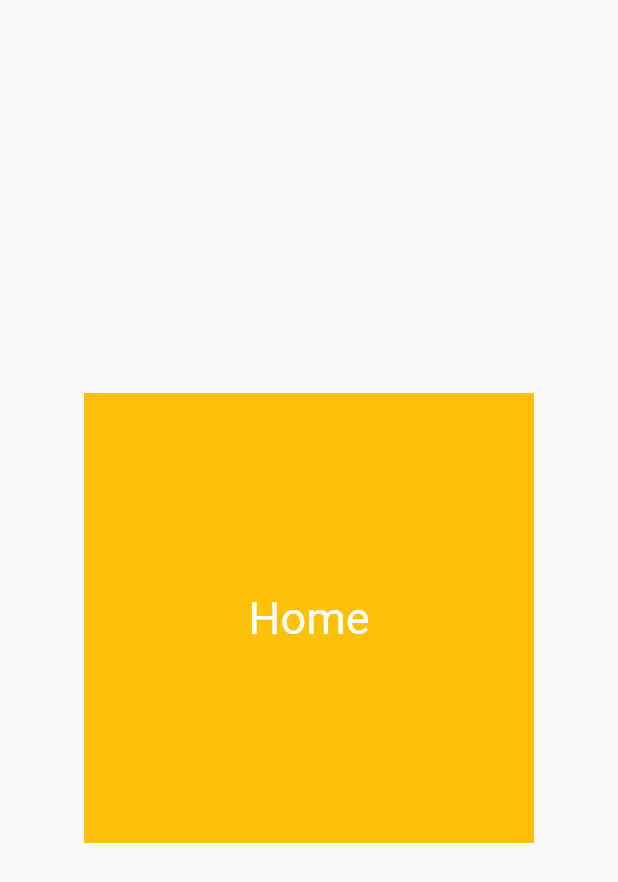
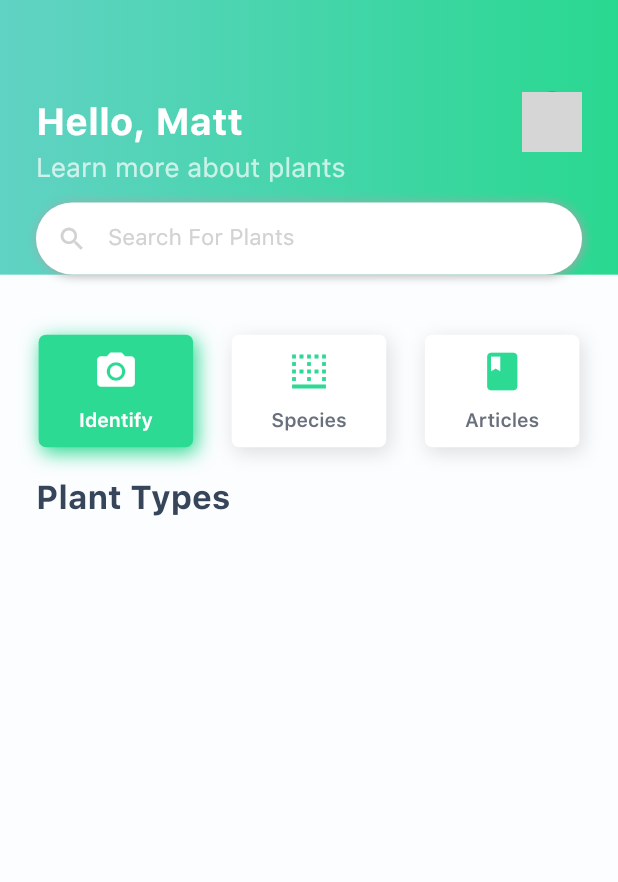
Before and after one commit to MattL-NZ/Backyard-Botany, a Flutter app: the Home screen opened directly, on a phone screen of 412 x 824 dp. Shown: the top 882 px of the screen. Run offline on Flutter 3.47's test engine with Material 2 defaults, Android fonts, the phone set to English and light mode, and no system bars; our stand-ins replace get_it, page_transition; network calls fail; grey boxes are pictures that could not be loaded.

Commit message:
Completed App Bar, added 3 action buttons below the app bar

```diff
--- a/lib/core/utils/router.dart
+++ b/lib/core/utils/router.dart
@@ -2,16 +2,17 @@ import 'package:backyard_botany/ui/views/home_view.dart';
 import 'package:backyard_botany/ui/views/login_view.dart';
 import 'package:flutter/cupertino.dart';
 import 'package:flutter/material.dart';
+import 'package:page_transition/page_transition.dart';
 
 class Router {
   static Route<dynamic> generateRoute(RouteSettings settings) {
     switch (settings.name) {
       case '/':
-        return MaterialPageRoute(builder: (_) => HomeView());
+        return PageTransition(type: PageTransitionType.fade, child: HomeView());
       case 'home':
-        return MaterialPageRoute(builder: (_) => HomeView());
+        return PageTransition(type: PageTransitionType.fade, child: HomeView());
       case 'login':
-        return MaterialPageRoute(builder: (_) => LoginView());
+        return PageTransition(type: PageTransitionType.fade, child: LoginView());
       default:
         return MaterialPageRoute(builder:  (_) => Scaffold(
           body: Center(child: Text('No route found for ${settings.name}')),
--- a/lib/ui/shared/app_colors.dart
+++ b/lib/ui/shared/app_colors.dart
@@ -2,7 +2,7 @@ import 'package:flutter/material.dart';
 
 const Color backgroundColor = Color(0xFFFFFFFF);
 const Color commentColor = Color.fromARGB(255, 255, 246, 196);
-
+const Color homeBackgroundColor = Color(0xFFFBFDFF);
 
 
 // ---> Text Colors Start Here <--- \\
@@ -14,3 +14,7 @@ const Color textFieldColor = Color(0xFF6A6F7D);
 // ---> Main App Colors Start Here <--- \\
 const Color accentColor = Color(0xFF2DDA93);
 const Color lineColor = Color(0xFFA7A7A7);
+const Color appBarGradient1 = Color(0xFF61D2C4);
+const Color appBarGradient2 = Color(0xFF29D890);
+
+const Color iconColors = Color(0xFFD2D2D2);
--- a/lib/ui/views/home_view.dart
+++ b/lib/ui/views/home_view.dart
@@ -1,7 +1,13 @@
 import 'package:backyard_botany/core/utils/bottom_nav.dart';
 import 'package:backyard_botany/ui/shared/app_colors.dart';
+import 'package:backyard_botany/ui/shared/spacers.dart';
 import 'package:backyard_botany/ui/views/discover_view.dart';
+import 'package:backyard_botany/ui/views/settings_view.dart';
+import 'package:backyard_botany/ui/widgets/home_buttons.dart';
+import 'package:backyard_botany/ui/widgets/search_box.dart';
+import 'package:backyard_botany/ui/widgets/section_title.dart';
 import 'package:flutter/material.dart';
+import 'package:flutter/services.dart';
 import 'package:provider/provider.dart';
 
 class HomeView extends StatefulWidget {
@@ -23,23 +29,27 @@ class _HomeViewState extends State<HomeView> {
       body: currentTab[provider.currentIndex],
       bottomNavigationBar: BottomNavigationBar(
         currentIndex: provider.currentIndex,
+        backgroundColor: Colors.white,
+        showSelectedLabels: false,
+        showUnselectedLabels: false,
+        elevation: 0,
         onTap: (index) {
           provider.currentIndex = index;
         },
         items: [
           BottomNavigationBarItem(
             icon: Icon(Icons.home, size: 30),
-            title: Text(''),
+            title: Text('HOME'),
             activeIcon: Icon(Icons.home, color: accentColor, size: 30)
           ),
           BottomNavigationBarItem(
             icon: Icon(Icons.image, size: 30),
-            title: Text(''),
+            title: Text('DISCOVER'),
             activeIcon: Icon(Icons.image, size: 30, color: accentColor,),
           ),
           BottomNavigationBarItem(
             icon: Icon(Icons.person, size: 30,),
-            title: Text(''),
+            title: Text('PROFILE'),
             activeIcon: Icon(Icons.person, size: 30, color: accentColor,),
           ),
         ],
@@ -51,37 +61,107 @@ class _HomeViewState extends State<HomeView> {
 class Home extends StatelessWidget {
   @override
   Widget build(BuildContext context) {
+    SystemChrome.setSystemUIOverlayStyle(SystemUiOverlayStyle(statusBarColor: Colors.transparent));
     return Scaffold(
-      body: Center(
-          child: Container(
-        alignment: Alignment.center,
-        height: 300,
-        width: 300,
-        child: Text(
-          "Home",
-          style: TextStyle(color: Colors.white, fontSize: 30),
-        ),
-        color: Colors.amber,
-      )),
+      backgroundColor: homeBackgroundColor,
+      body: Column(
+        children: <Widget>[
+          Stack(
+            children: <Widget>[
+              Column(
+                children: <Widget>[
+                  // App Bar -->
+                  Container(
+                    height: MediaQuery.of(context).size.height /4.5,
+                    decoration: BoxDecoration(
+                      gradient: LinearGradient(
+                        begin: Alignment.centerLeft,
+                        end: Alignment.centerRight,
+                        colors: [
+                          appBarGradient1,
+                          appBarGradient2
+                        ]
+                      )
+                    ),
+                    child: Column(
+                      crossAxisAlignment: CrossAxisAlignment.center,
+                      mainAxisAlignment: MainAxisAlignment.center,
+                      children: <Widget>[
+                        Row(
+                          mainAxisAlignment: MainAxisAlignment.spaceBetween,
+                          children: <Widget>[
+                            Padding(
+                              padding: const EdgeInsets.only(left: 24.0),
+                              child: Text(
+                                'Hello, Matt',
+                                style: TextStyle(
+                                  fontFamily: 'SF-Pro-Bold',
+                                  color: Colors.white,
+                                  fontSize: 25.0
+                                ),
+                              ),
+                            ),
+                            Padding(
+                              padding: const EdgeInsets.only(right: 24.0,),
+                              child: CircleAvatar(
+                                backgroundImage: NetworkImage('https://image.freepik.com/free-photo/smiling-confident-businesswoman-posing-with-arms-folded_1262-20950.jpg'),
+                              )
+                            ),
+                          ],
+                        ),
+                        Padding(
+                          padding: const EdgeInsets.only(left: 24.0),
+                          child: Align(
+                            alignment: Alignment.centerLeft,
+                            child: Text(
+                              "Learn more about plants",
+                              style: TextStyle(
+                                color: Colors.white70,
+                                fontFamily: 'SF-Pro-Regular',
+                                fontSize: 18
+                              ),
+                            )
+                          ),
+                        ),
+                      ],
+                    ),
+                  )
+                ],
+              ),
+              Padding(
+                padding: const EdgeInsets.only(top: 85.0),
+                child: CustomSearchBox(),
+              ),
+              // App Bar <--
+            ],
+          ),
+          Spacers.verticalSpace(40),
+          Row(
+            mainAxisAlignment: MainAxisAlignment.spaceEvenly,
+            children: <Widget>[
+              HomeButtons(
+                isPrimaryButton: true,
+                buttonIcon: Icons.camera_alt,
+                buttonText: "Identify",
+              ),
+              HomeButtons(
+                isPrimaryButton: false,
+                buttonIcon: Icons.border_bottom,
+                buttonText: "Species",
+              ),
+              HomeButtons(
+                isPrimaryButton: false,
+                buttonIcon: Icons.book,
+                buttonText: "Articles",
+              )
+            ],
+          ),
+          Spacers.verticalSpaceMedium(),
+          SectionTitle(
+            title: 'Plant Types',
+          ),
+        ],
+      )
     );
   }
 }
-
-class Setting extends StatelessWidget {
-  @override
-  Widget build(BuildContext context) {
-    return Scaffold(
-      body: Center(
-          child: Container(
-        alignment: Alignment.center,
-        height: 300,
-        width: 300,
-        child: Text(
-          "Settings",
-          style: TextStyle(color: Colors.white, fontSize: 30),
-        ),
-        color: Colors.cyan,
-      )),
-    );
-  }
-}
--- /dev/null
+++ b/lib/ui/views/settings_view.dart
@@ -0,0 +1,21 @@
+import 'package:flutter/material.dart';
+
+class Setting extends StatelessWidget {
+  @override
+  Widget build(BuildContext context) {
+    return Scaffold(
+      body: Center(
+        child: Container(
+          alignment: Alignment.center,
+          height: 300,
+          width: 300,
+          child: Text(
+            "Settings",
+            style: TextStyle(color: Colors.white, fontSize: 30),
+          ),
+          color: Colors.cyan,
+        )
+      ),
+    );
+  }
+}
--- /dev/null
+++ b/lib/ui/widgets/home_buttons.dart
@@ -0,0 +1,64 @@
+import 'package:backyard_botany/ui/shared/app_colors.dart';
+import 'package:flutter/material.dart';
+
+class HomeButtons extends StatelessWidget {
+  final bool isPrimaryButton;
+  final IconData buttonIcon;
+  final String buttonText;
+
+  HomeButtons({this.isPrimaryButton, this.buttonIcon, this.buttonText});
+
+  @override
+  Widget build(BuildContext context) {
+    return Container(
+      width: MediaQuery.of(context).size.width /4,
+      height: 75,
+      decoration: isPrimaryButton ? BoxDecoration(
+        borderRadius: BorderRadius.circular(5.0),
+        color: accentColor,
+        boxShadow: [
+          BoxShadow(
+            color: accentColor,
+            offset: Offset(2.0, 3.5),
+            blurRadius: 10.0,
+          )
+        ],
+      )
+      : BoxDecoration(
+        borderRadius: BorderRadius.circular(5.0),
+        color: Colors.white,
+        boxShadow: [
+          BoxShadow(
+            color: Colors.black12,
+            offset: Offset(2.0, 3.5),
+            blurRadius: 10.0,
+          )
+        ],
+      ),
+      child: Material(
+        type: MaterialType.transparency,
+        child: InkWell(
+          onTap: () {},
+          child: Column(
+            mainAxisAlignment: MainAxisAlignment.spaceEvenly,
+            children: <Widget>[
+              Icon(
+                buttonIcon,
+                color: isPrimaryButton ? Colors.white : accentColor,
+                size: 30.0,
+              ),
+              Text(
+                buttonText,
+                style: TextStyle(
+                  fontFamily: "SF-Pro-Semibold",
+                  fontSize: 13.0,
+                  color: isPrimaryButton ? Colors.white : textFieldColor
+                )
+              )
+            ],
+          ),
+        ),
+      ),
+    );
+  }
+}
--- /dev/null
+++ b/lib/ui/widgets/search_box.dart
@@ -0,0 +1,47 @@
+import 'package:backyard_botany/ui/shared/app_colors.dart';
+import 'package:flutter/cupertino.dart';
+import 'package:flutter/material.dart';
+
+class CustomSearchBox extends StatelessWidget {
+  @override
+  Widget build(BuildContext context) {
+    return Padding(
+      padding: EdgeInsets.only(top: 50.0, left: 24.0, right: 24.0),
+      child: Container(
+        decoration: BoxDecoration(
+          borderRadius: BorderRadius.circular(30.0),
+          color: Colors.white,
+          boxShadow: [
+            BoxShadow(
+              color: Color(0xFFa6a7a8),
+              offset: Offset(1.0, 0.5),
+              blurRadius: 5.0,
+            )
+          ],
+        ),
+        child: TextField(
+          onTap: () {},
+          textCapitalization: TextCapitalization.words,
+          style: TextStyle(
+            fontSize: 18.0,
+            color: Colors.black,
+            fontFamily: "ProximaNovaRegular"
+          ),
+          decoration: InputDecoration(
+            border: InputBorder.none,
+            prefixIcon: IconButton(
+              icon: Icon(Icons.search, color: iconColors, size: 20),
+              onPressed: () {},
+            ),
+            hintText: "Search For Plants",
+            hintStyle: TextStyle(
+              color: iconColors,
+              fontSize: 15.0,
+              fontFamily: 'SF-Pro-Regular'
+            )
+          ),
+        )
+      )
+    );
+  }
+}
--- /dev/null
+++ b/lib/ui/widgets/section_title.dart
@@ -0,0 +1,26 @@
+import 'package:backyard_botany/ui/shared/app_colors.dart';
+import 'package:flutter/material.dart';
+
+class SectionTitle extends StatelessWidget {
+  final String title;
+
+  SectionTitle({this.title});
+
+  @override
+  Widget build(BuildContext context) {
+    return Align(
+      alignment: Alignment.centerLeft,
+      child: Padding(
+        padding: const EdgeInsets.only(left: 24.0),
+        child: Text(
+          title,
+          style: TextStyle(
+            fontSize: 22,
+            fontFamily: 'SF-Pro-Bold',
+            color: textTitleColor
+          ),
+        ),
+      ),
+    );
+  }
+}
--- a/pubspec.yaml
+++ b/pubspec.yaml
@@ -23,6 +23,7 @@ dependencies:
   provider: ^3.2.0
   get_it: ^3.0.3
   fancy_bottom_navigation: ^0.3.2
+  page_transition: ^1.1.5
 
   # The following adds the Cupertino Icons font to your application.
   # Use with the CupertinoIcons class for iOS style icons.
@@ -47,6 +48,7 @@ flutter:
     - assets/images/illustration_1.png
     - assets/images/plant_icon.png
     - assets/images/plant_icon_main.png
+    - assets/images/article_one.png
 
   fonts:
     - family: SF-Pro-Bold
```
Also changed, not shown: assets/images/article_one.png (added), 1 other file.
